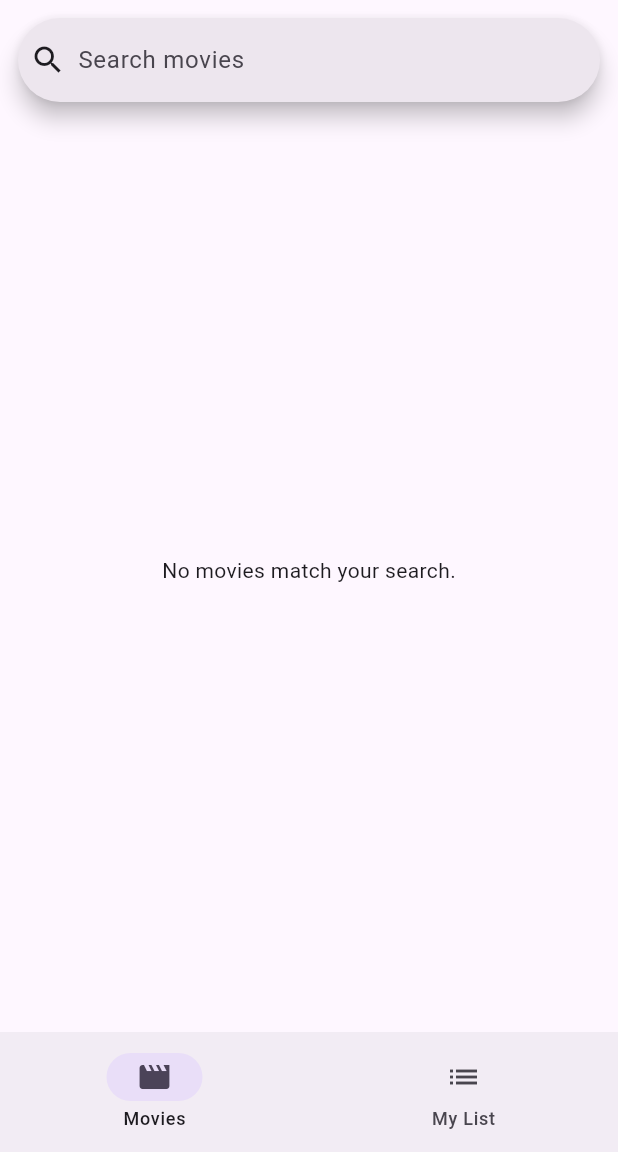
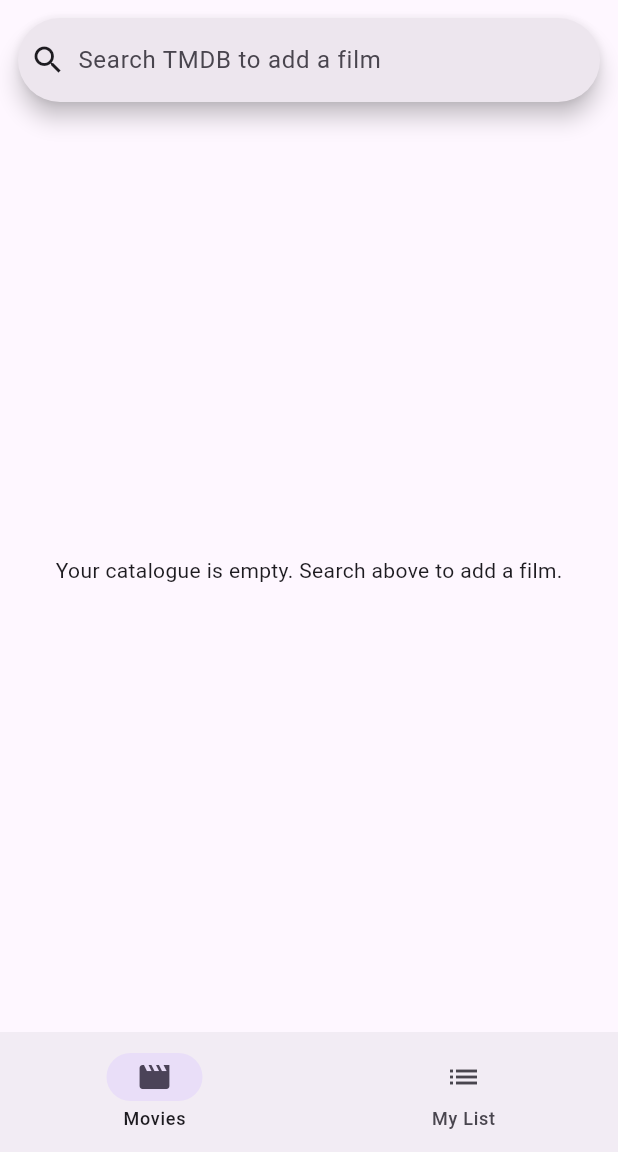
Before and after one commit to YannisWinkler/Biblio, a Flutter app: the MoviesPage screen opened by its route, on a phone screen of 412 x 824 dp, the part 84-1236 px from its top. Run offline on Flutter 3.47's test engine with Material 3 defaults, Android fonts, the phone set to English and light mode, and no system bars; our stand-ins replace flutter_dotenv, go_router, supabase_flutter; accounts and stored records are empty.

Commit message:
feat: add tmdb connection

```diff
--- /dev/null
+++ b/diatek/lib/data/external/api_client.dart
@@ -0,0 +1,43 @@
+import 'dart:convert';
+
+import 'package:http/http.dart' as http;
+
+/// Thin wrapper around a JSON REST API: base URL, default headers, and
+/// error handling shared by every external data source (TMDB today, others
+/// later), so each source only has to describe its own endpoints.
+class ApiClient {
+  ApiClient({required String baseUrl, Map<String, String> headers = const {}})
+      : _baseUrl = Uri.parse(baseUrl),
+        _headers = headers; // ignore: prefer_initializing_formals
+
+  final Uri _baseUrl;
+  final Map<String, String> _headers;
+
+  /// GETs [path] (relative to the base URL) with [query] appended, and
+  /// decodes the response body as JSON.
+  Future<Map<String, dynamic>> getJson(
+    String path, {
+    Map<String, String> query = const {},
+  }) async {
+    final uri = _baseUrl.replace(
+      path: '${_baseUrl.path}$path',
+      queryParameters: {..._baseUrl.queryParameters, ...query},
+    );
+    final response = await http.get(uri, headers: _headers);
+    if (response.statusCode < 200 || response.statusCode >= 300) {
+      throw ApiException(uri, response.statusCode);
+    }
+    return jsonDecode(response.body) as Map<String, dynamic>;
+  }
+}
+
+/// A request to an external API failed.
+class ApiException implements Exception {
+  ApiException(this.uri, this.statusCode);
+
+  final Uri uri;
+  final int statusCode;
+
+  @override
+  String toString() => 'ApiException($statusCode) for $uri';
+}
--- /dev/null
+++ b/diatek/lib/data/external/tmdb_client.dart
@@ -0,0 +1,28 @@
+import 'api_client.dart';
+import 'tmdb_models.dart';
+
+/// TMDB-specific endpoints, built on the generic [ApiClient]. Movie search
+/// today; other TMDB endpoints (or other external sources entirely) can be
+/// added the same way without touching [ApiClient].
+class TmdbClient {
+  TmdbClient({required String readAccessToken})
+      : _api = ApiClient(
+          baseUrl: 'https://api.themoviedb.org/3',
+          headers: {
+            'Authorization': 'Bearer $readAccessToken',
+            'Accept': 'application/json',
+          },
+        );
+
+  final ApiClient _api;
+
+  /// Searches TMDB's movie catalogue for [query], most relevant first.
+  Future<List<TmdbMovieResult>> searchMovies(String query) async {
+    final json = await _api.getJson(
+      '/search/movie',
+      query: {'query': query, 'include_adult': 'false'},
+    );
+    final results = (json['results'] as List).cast<Map<String, dynamic>>();
+    return results.map(TmdbMovieResult.fromJson).toList();
+  }
+}
--- /dev/null
+++ b/diatek/lib/data/external/tmdb_models.dart
@@ -0,0 +1,30 @@
+/// Builds a full poster image URL from the `poster_path` TMDB returns
+/// (e.g. `/abc123.jpg`). Shared by every model that stores a TMDB poster
+/// path, so the image size/host lives in one place.
+String tmdbPosterUrl(String posterPath) => 'https://image.tmdb.org/t/p/w342$posterPath';
+
+/// A single result from a TMDB movie search, before it's been imported
+/// into the local catalogue.
+class TmdbMovieResult {
+  const TmdbMovieResult({
+    required this.tmdbId,
+    required this.title,
+    this.posterPath,
+    this.overview,
+  });
+
+  final int tmdbId;
+  final String title;
+  final String? posterPath;
+  final String? overview;
+
+  /// Full poster URL, or null if TMDB has no poster for this movie.
+  String? get posterUrl => posterPath == null ? null : tmdbPosterUrl(posterPath!);
+
+  factory TmdbMovieResult.fromJson(Map<String, dynamic> json) => TmdbMovieResult(
+        tmdbId: json['id'] as int,
+        title: json['title'] as String? ?? 'Untitled',
+        posterPath: json['poster_path'] as String?,
+        overview: json['overview'] as String?,
+      );
+}
--- a/diatek/lib/data/film_repository.dart
+++ b/diatek/lib/data/film_repository.dart
@@ -1,5 +1,6 @@
 import 'package:supabase_flutter/supabase_flutter.dart';
 
+import 'external/tmdb_models.dart';
 import 'models.dart';
 
 /// Owns every Supabase query touching the 'film' and 'user_film' tables, so
@@ -29,6 +30,29 @@ class FilmRepository {
     };
   }
 
+  /// Returns the local film matching [result]'s TMDB id, inserting it into
+  /// the catalogue first if this is the first time it's been added.
+  Future<Film> upsertFromTmdb(TmdbMovieResult result) async {
+    final existing = await _client
+        .from('film')
+        .select()
+        .eq('tmdb_id', result.tmdbId)
+        .maybeSingle();
+    if (existing != null) return Film.fromMap(existing);
+
+    final inserted = await _client
+        .from('film')
+        .insert({
+          'name': result.title,
+          'tmdb_id': result.tmdbId,
+          'poster_path': result.posterPath,
+          'overview': result.overview,
+        })
+        .select()
+        .single();
+    return Film.fromMap(inserted);
+  }
+
   Future<void> addToList(String userId, int filmId) {
     return _client.from('user_film').insert({
       'id_user': userId,
--- a/diatek/lib/data/models.dart
+++ b/diatek/lib/data/models.dart
@@ -1,13 +1,32 @@
+import 'external/tmdb_models.dart';
+
 /// A row from the 'film' table.
 class Film {
-  const Film({required this.id, required this.name});
+  const Film({
+    required this.id,
+    required this.name,
+    this.tmdbId,
+    this.posterPath,
+    this.overview,
+  });
 
   final int id;
   final String name;
 
+  /// Null for films added before TMDB linking existed, or entered by hand.
+  final int? tmdbId;
+  final String? posterPath;
+  final String? overview;
+
+  /// Full poster URL, or null if this film has no poster on file.
+  String? get posterUrl => posterPath == null ? null : tmdbPosterUrl(posterPath!);
+
   factory Film.fromMap(Map<String, dynamic> map) => Film(
         id: map['id_film'] as int,
         name: map['name'] as String? ?? 'Untitled',
+        tmdbId: map['tmdb_id'] as int?,
+        posterPath: map['poster_path'] as String?,
+        overview: map['overview'] as String?,
       );
 }
 
--- a/diatek/lib/main.dart
+++ b/diatek/lib/main.dart
@@ -3,6 +3,7 @@ import 'package:flutter_dotenv/flutter_dotenv.dart';
 import 'package:provider/provider.dart';
 import 'package:supabase_flutter/supabase_flutter.dart';
 
+import 'data/external/tmdb_client.dart';
 import 'data/film_repository.dart';
 import 'data/profile_repository.dart';
 import 'router.dart';
@@ -16,7 +17,7 @@ Future<void> main() async {
     url: _requireEnv('SUPABASE_URL'),
     publishableKey: _requireEnv('SUPABASE_PUBLISHABLE_KEY'),
   );
-  runApp(const MyApp());
+  runApp(MyApp(tmdbClient: TmdbClient(readAccessToken: _requireEnv('TMDB_API_READ_ACCESS_TOKEN'))));
 }
 
 /// Reads [key] from the loaded .env file, failing fast with a clear message
@@ -30,11 +31,14 @@ String _requireEnv(String key) {
 }
 
 class MyApp extends StatelessWidget {
-  const MyApp({super.key});
+  const MyApp({super.key, required this.tmdbClient});
+
+  final TmdbClient tmdbClient;
 
   /// Builds the app's MaterialApp shell (theme, title, router) and provides
-  /// the repositories every page depends on, so pages ask `provider` for
-  /// them instead of constructing their own Supabase-backed instance.
+  /// the repositories/clients every page depends on, so pages ask
+  /// `provider` for them instead of constructing their own Supabase- or
+  /// TMDB-backed instance.
   ///
   /// Sign-in state and page routing (`/login`, `/movies`, `/my-list`) are
   /// handled by [router], not here.
@@ -45,6 +49,7 @@ class MyApp extends StatelessWidget {
       providers: [
         Provider<FilmRepository>(create: (_) => FilmRepository(client)),
         Provider<ProfileRepository>(create: (_) => ProfileRepository(client)),
+        Provider<TmdbClient>.value(value: tmdbClient),
       ],
       child: MaterialApp.router(
         title: 'Films',
--- a/diatek/lib/state/user_films_controller.dart
+++ b/diatek/lib/state/user_films_controller.dart
@@ -1,5 +1,6 @@
 import 'package:flutter/foundation.dart';
 
+import '../data/external/tmdb_models.dart';
 import '../data/film_repository.dart';
 import '../data/models.dart';
 
@@ -37,6 +38,20 @@ class UserFilmsController extends ChangeNotifier {
   bool isInList(int filmId) => _watchedByFilmId.containsKey(filmId);
 
   bool isWatched(int filmId) => _watchedByFilmId[filmId] ?? false;
+
+  /// The local film id already linked to [tmdbId], if this TMDB movie has
+  /// been imported before.
+  int? localFilmIdForTmdbId(int tmdbId) {
+    for (final film in _films) {
+      if (film.tmdbId == tmdbId) return film.id;
+    }
+    return null;
+  }
+
+  bool isTmdbIdInList(int tmdbId) {
+    final localId = localFilmIdForTmdbId(tmdbId);
+    return localId != null && isInList(localId);
+  }
 
   Future<void> load() async {
     _isLoading = true;
@@ -91,6 +106,22 @@ class UserFilmsController extends ChangeNotifier {
     }
   }
 
+  /// Imports [result] into the catalogue (if it isn't already there) and
+  /// adds it to the user's list.
+  Future<Object?> addFromTmdb(TmdbMovieResult result) async {
+    final Film film;
+    try {
+      film = await _repository.upsertFromTmdb(result);
+    } catch (e) {
+      return e;
+    }
+    if (!_films.any((f) => f.id == film.id)) {
+      _films = [..._films, film];
+      notifyListeners();
+    }
+    return setInList(film.id, true);
+  }
+
   /// Flips the watched flag for [filmId], persisting the change.
   Future<Object?> toggleWatched(int filmId) async {
     final newValue = !isWatched(filmId);
--- a/diatek/pubspec.yaml
+++ b/diatek/pubspec.yaml
@@ -37,6 +37,7 @@ dependencies:
   cupertino_icons: ^1.0.8
   provider: ^6.1.5+1
   go_router: ^17.5.0
+  http: ^1.6.0
 
 dev_dependencies:
   flutter_test:
```
Also changed, not shown: diatek/lib/movies_page.dart (+147 -19 lines), diatek/lib/utils/error_messages.dart (+8 -2 lines), diatek/lib/utils/text_search.dart (deleted, +0 -55 lines), 1 other file.
